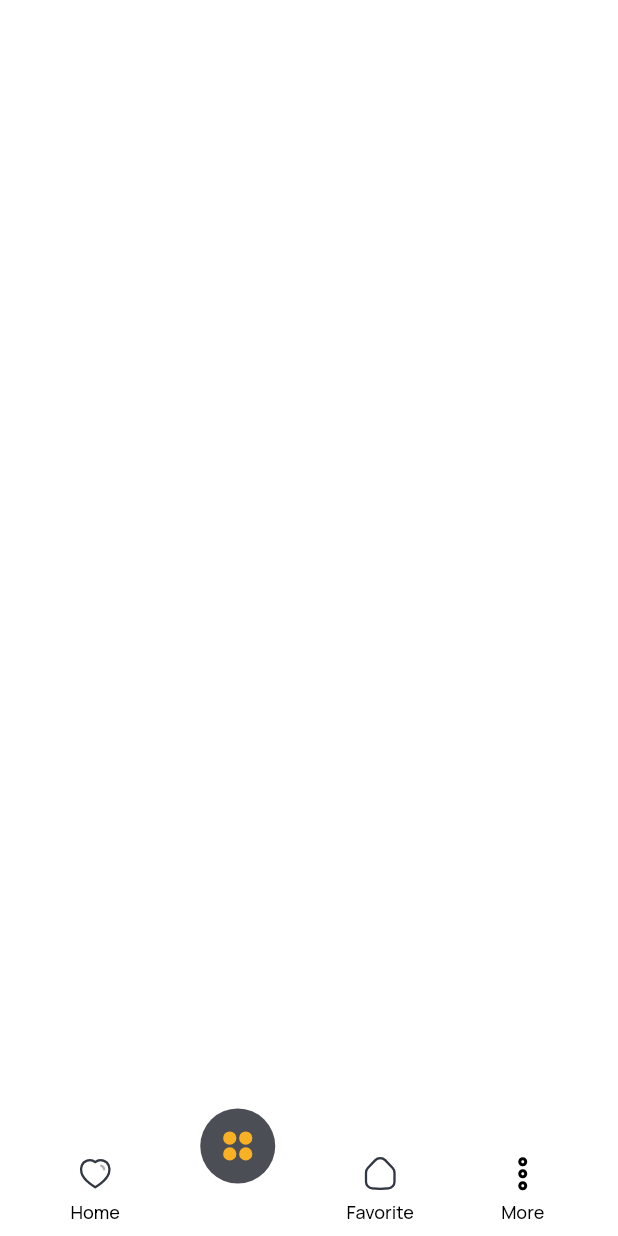
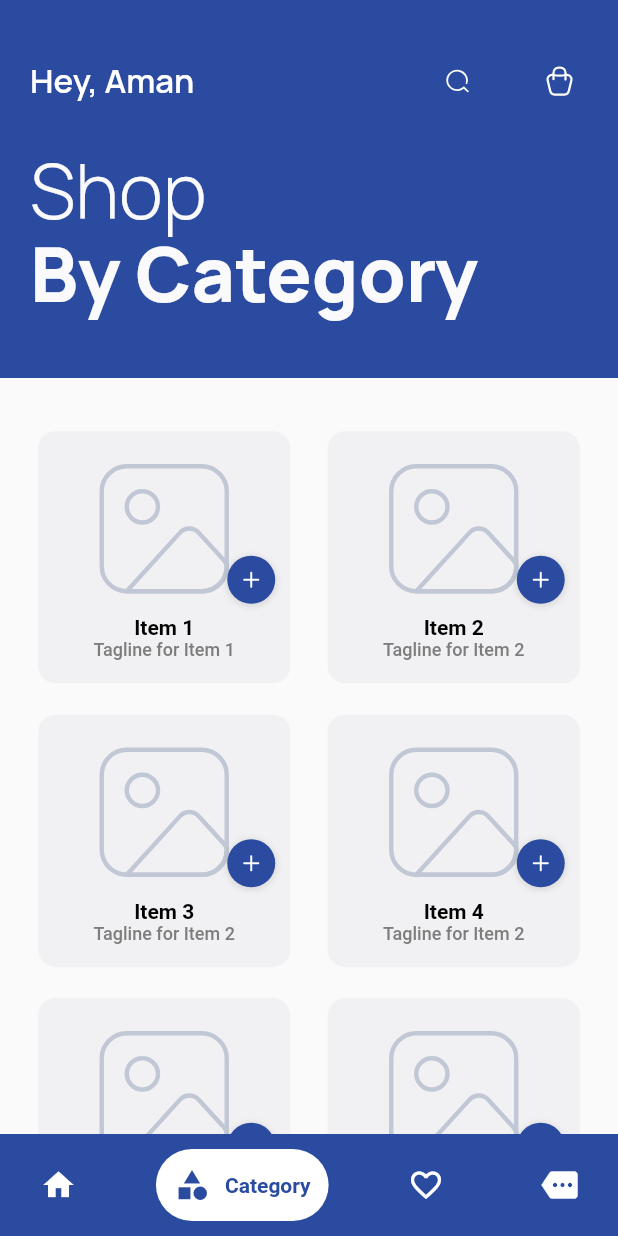
Before and after one commit to Amankhan004/Flutter_Ecommerce_App_UI_Project, a Flutter app: the MainMenuView screen opened directly, item 2 of the bottom bar chosen, on a phone screen of 412 x 824 dp. Run offline on Flutter 3.47's test engine with Material 2 defaults, Android fonts, the light colour scheme and no system bars; drawn by our look-alikes of animated_notch_bottom_bar, google_nav_bar; our stand-ins replace flutter_svg, google_fonts, lottie, smooth_page_indicator.

Commit message:
category_section_added

```diff
--- a/lib/Screens/Intro_Screnn/onboardin_view/widget/get_started_button.dart
+++ b/lib/Screens/Intro_Screnn/onboardin_view/widget/get_started_button.dart
@@ -1,4 +1,4 @@
-import 'package:ecommerce_app_complete_ui_project/Screens/Home_View/home_view.dart';
+import 'package:ecommerce_app_complete_ui_project/Screens/bottom_navbar/bottom_navbar.dart';
 import 'package:flutter/material.dart';
 import 'package:google_fonts/google_fonts.dart';
 
@@ -9,7 +9,7 @@ class GetStartedButton extends StatelessWidget {
   Widget build(BuildContext context) {
     return  GestureDetector(
       onTap: () {
-        Navigator.push(context, MaterialPageRoute(builder: (_)=> const HomeView()));
+        Navigator.push(context, MaterialPageRoute(builder: (_)=> const MainMenuView()));
       },
       child: Container(
          decoration: BoxDecoration(
--- a/lib/Screens/bottom_navbar/bottom_navbar.dart
+++ b/lib/Screens/bottom_navbar/bottom_navbar.dart
@@ -1,8 +1,11 @@
-import 'package:animated_notch_bottom_bar/animated_notch_bottom_bar/animated_notch_bottom_bar.dart';
 import 'package:ecommerce_app_complete_ui_project/Screens/Home_View/home_view.dart';
+import 'package:ecommerce_app_complete_ui_project/Screens/category_View/category_view.dart';
+// import 'package:ecommerce_app_complete_ui_project/Screens/category_View/category_view.dart';
+import 'package:ecommerce_app_complete_ui_project/Screens/randomscreens/screen3.dart';
+import 'package:ecommerce_app_complete_ui_project/Screens/randomscreens/screen4.dart';
 import 'package:ecommerce_app_complete_ui_project/utils/App_colors/colors.dart';
 import 'package:flutter/material.dart';
-import 'package:flutter_svg/svg.dart';
+import 'package:google_nav_bar/google_nav_bar.dart';
 
 class MainMenuView extends StatefulWidget {
   const MainMenuView({super.key});
@@ -12,83 +15,52 @@ class MainMenuView extends StatefulWidget {
 }
 
 class _MainMenuViewState extends State<MainMenuView> {
-  int index = 0; //for bottom navigation bar
-  var currentPage = 0;
-  final _controller = NotchBottomBarController(index: 0);
-  final _pageController = PageController(initialPage: 0);
-  List page = const [
+
+
+
+   int currentIndex = 0;
+  final page  =const [
+
     HomeView(),
-    // CategoryView(),
-    // FavoriteView(),
-    // MoreView(),
+    MyCategoryView(),
+    ScreenThree(),
+    ScreenFour()
+
   ];
 
   @override
   Widget build(BuildContext context) {
     return Scaffold(
+      body:  page[currentIndex],
+      bottomNavigationBar: Container(
+            color: AppColors.lightBlue,
+            child: Padding(
+              padding: const EdgeInsets.symmetric(horizontal: 15, vertical: 10),
+              child: GNav(
+                backgroundColor: AppColors.lightBlue,
+                color: AppColors.white,
+                activeColor: AppColors.lightBlue,
+                tabBackgroundColor: AppColors.white,
+                gap: 10,
+                padding:const EdgeInsets.all(12),
+                 onTabChange: (int newindex) {
+              setState(() {
+                currentIndex = newindex;
+              });
+            },
+                tabs:const [
+                  GButton(icon: Icons.home, text: "Home"),
+                  GButton(icon: Icons.category, text: "Category"),
+                  GButton(icon: Icons.favorite_outline, text: "Favourite"),
+                  GButton(icon: Icons.more, text: "More"),
+                ],
+              ),
+            ),
+          ),
 
-      bottomNavigationBar: AnimatedNotchBottomBar(
-        showShadow: false,
-        removeMargins: true,
-        notchBottomBarController: _controller,
-        durationInMilliSeconds: 300,
-        showLabel: true,
-        itemLabelStyle: const TextStyle(
-            color: Colors.black,
-            fontSize: 12.0,
-            fontFamily: 'Manrope',
-            fontWeight: FontWeight.w500),
-        notchColor: AppColors.textColor.withOpacity(0.8),
-        onTap: (index) {
-          setState(() {
-            _pageController.jumpToPage(index);
-            currentPage = index;
-          });
-        },
-        bottomBarItems: [
-          //Home Screen
-          BottomBarItem(
-            inActiveItem: SvgPicture.asset(
-              "Assets/App_images/HeartUnselected.svg",
-            ),
-            activeItem: SvgPicture.asset(
-              "Assets/App_images/homeSelected.svg",
-            ),
-            itemLabel: 'Home',
-          ),
-          //Category Screen
-          BottomBarItem(
-            inActiveItem: SvgPicture.asset(
-              "Assets/App_images/CategoryUnselected.svg",
-            ),
-            activeItem: SvgPicture.asset(
-              "Assets/App_images/CategorySelected.svg",
-            ),
-            itemLabel: 'Category',
-          ),
-          //Favorite Screen
-          BottomBarItem(
-            inActiveItem: SvgPicture.asset(
-              "Assets/App_images/homeUnselected.svg",
-            ),
-            activeItem: SvgPicture.asset(
-              "Assets/App_images/HeartSelected.svg",
-            ),
-            itemLabel: 'Favorite',
-          ),
-          //Category Screen
-          BottomBarItem(
-            inActiveItem: SvgPicture.asset(
-              "Assets/App_images/moreUnselected.svg",
-            ),
-            activeItem: SvgPicture.asset(
-              "Assets/App_images/moreSelected.svg",
-            ),
-            itemLabel: 'More',
-          ),
-        ],
-      ),
-      backgroundColor: Colors.transparent,
+
     );
+
+
   }
 }
--- /dev/null
+++ b/lib/Screens/category_View/category_view.dart
@@ -0,0 +1,104 @@
+import 'package:ecommerce_app_complete_ui_project/Screens/category_View/widgets/category_offers_view.dart';
+import 'package:ecommerce_app_complete_ui_project/resources/app_Icons.dart';
+import 'package:ecommerce_app_complete_ui_project/utils/App_colors/colors.dart';
+import 'package:flutter/material.dart';
+import 'package:flutter/services.dart';
+import 'package:flutter_svg/svg.dart';
+import 'package:google_fonts/google_fonts.dart';
+
+class MyCategoryView extends StatelessWidget {
+  const MyCategoryView({Key? key}) : super(key: key);
+
+  @override
+  Widget build(BuildContext context) {
+    return SafeArea(
+      child: AnnotatedRegion(
+        value: const SystemUiOverlayStyle(statusBarColor: AppColors.lightBlue),
+        child: Scaffold(
+          body: Column(
+            children: [
+              Container(
+                height: 252,
+                color: AppColors.lightBlue,
+                child: Padding(
+                  padding: const EdgeInsets.fromLTRB(20, 30, 15, 10),
+                  child: Column(
+                    mainAxisAlignment: MainAxisAlignment.spaceBetween,
+                    crossAxisAlignment: CrossAxisAlignment.start,
+                    children: [
+                      Row(
+                        children: [
+                          Text(
+                            "Hey, Aman",
+                            style: GoogleFonts.manrope(
+                              fontSize: 22,
+                              color: Colors.white,
+                              fontWeight: FontWeight.w600,
+                            ),
+                          ),
+                          const Spacer(),
+                          Container(
+                            width: 100,
+                            child: Row(
+                              children: [
+                                SvgPicture.asset(
+                                  "Assets/App_images/Search.svg",
+                                ),
+                                const Spacer(),
+                                IconButton(
+                                  onPressed: () {},
+                                  icon: SvgPicture.asset(AppIcons.cartIcon),
+                                ),
+                              ],
+                            ),
+                          ),
+                        ],
+                      ),
+                      const Padding(
+                        padding: EdgeInsets.only(bottom: 30),
+                        child: Text.rich(
+                          TextSpan(
+                            children: [
+                              TextSpan(
+                                text: 'Shop\n',
+                                style: TextStyle(
+                                  color: Color(0xFFFAFAFC),
+                                  fontSize: 50,
+                                  fontFamily: 'Manrope',
+                                  fontWeight: FontWeight.w300,
+                                  height: 1.5,
+                                ),
+                              ),
+                              TextSpan(
+                                text: 'By Category',
+                                style: TextStyle(
+                                  color: Color(0xFFFAFAFC),
+                                  fontSize: 50,
+                                  fontFamily: 'Manrope',
+                                  fontWeight: FontWeight.w800,
+                                  height: 1,
+                                ),
+                              ),
+                            ],
+                          ),
+                        ),
+                      )
+                    ],
+                  ),
+                ),
+              ),
+             const Expanded(
+                child: SingleChildScrollView(
+                  child: Padding(
+                    padding: EdgeInsets.only(top: 30),
+                    child: CategoryOffers(),
+                  ), // Your CategoryOffers widget here
+                ),
+              ),
+            ],
+          ),
+        ),
+      ),
+    );
+  }
+}
--- /dev/null
+++ b/lib/Screens/category_View/widgets/category_offers_view.dart
@@ -0,0 +1,117 @@
+import 'package:ecommerce_app_complete_ui_project/Data/item_data.dart';
+import 'package:ecommerce_app_complete_ui_project/Screens/category_View/category_item_detail.dart';
+import 'package:ecommerce_app_complete_ui_project/utils/App_colors/colors.dart';
+import 'package:flutter/material.dart';
+import 'package:flutter_svg/flutter_svg.dart';
+
+class CategoryOffers extends StatelessWidget {
+  const CategoryOffers({Key? key});
+
+  @override
+  Widget build(BuildContext context) {
+    return Center(
+      child: Padding(
+        padding: const EdgeInsets.fromLTRB(20, 0, 20, 0),
+        child: GestureDetector(
+          onTap: () {
+            Navigator.push(context, MaterialPageRoute(builder: (_) => const CategoryItemDetails()));
+          },
+          child: GridView.builder(
+            physics: const BouncingScrollPhysics(),
+            shrinkWrap: true,
+            gridDelegate: const SliverGridDelegateWithFixedCrossAxisCount(
+              crossAxisCount: 2, // Number of columns
+              crossAxisSpacing: 14.0, // Spacing between columns
+              mainAxisSpacing: 10.0, // Spacing between rows
+              childAspectRatio: 1, // Adjust this value as needed
+            ),
+            itemCount: itemsList.length,
+            itemBuilder: (context, index) {
+              final item = itemsList[index];
+              return Container(
+                margin: const EdgeInsets.all(5),
+                decoration: BoxDecoration(
+                  borderRadius: BorderRadius.circular(12),
+                  color: Color.fromARGB(255, 241, 241, 243),
+                  border: Border.all(
+                    width: 0.5,
+                    color: const Color(0xFFF7F8FA),
+                  ),
+                ),
+                child: Column(
+                  mainAxisAlignment: MainAxisAlignment.center, // Center vertically
+                  children: [
+                    // Stack to add the plus button
+                    Stack(
+                      alignment: Alignment.bottomRight,
+                      children: [
+                        SizedBox(
+                          height: 100,
+                          width: 800,
+                          child: SvgPicture.asset("Assets/App_images/Image Icon.svg"),
+                        ),
+                        // Circular button with plus icon
+                        Positioned(
+                          bottom: 0,
+                          right: 10,
+                          child: GestureDetector(
+                            onTap: () {
+                              // Handle adding the item to the cart here
+                              // You can use the same onTap logic as in the previous code
+                              // Add item to cart or perform any desired action
+                            },
+                            child: Container(
+                              decoration: BoxDecoration(
+                                shape: BoxShape.circle,
+                                color: AppColors.lightBlue,
+                                boxShadow: [
+                                  BoxShadow(
+                                    color: Colors.black.withOpacity(0.1),
+                                    spreadRadius: 1,
+                                    blurRadius: 3,
+                                    offset: Offset(0, 1),
+                                  ),
+                                ],
+                              ),
+                              child: Padding(
+                                padding: const EdgeInsets.all(8.0),
+                                child: SvgPicture.asset(
+                                  'Assets/App_images/plus-outline (3) 1.svg', // Replace with your SVG image path
+                                  width: 16,
+                                  height: 16,
+                                ),
+                              ),
+                            ),
+                          ),
+                        ),
+                      ],
+                    ),
+                    const SizedBox(
+                      height: 8,
+                    ),
+                    Text(
+                      item.itemName,
+                      style: const TextStyle(
+                        fontSize: 14,
+                        fontWeight: FontWeight.w600,
+                        color: Colors.black, // Text color
+                      ),
+                    ),
+                    Text(
+                      item.tagline,
+                      style: const TextStyle(
+                        fontSize: 12,
+                        fontWeight: FontWeight.w500,
+                        color: Color.fromARGB(255, 126, 125, 125), // Text color
+                      ),
+                    ),
+                  ],
+                ),
+              );
+            },
+          ),
+        ),
+      ),
+    );
+  }
+}
--- a/lib/main.dart
+++ b/lib/main.dart
@@ -12,6 +12,7 @@ class MyApp extends StatelessWidget {
   Widget build(BuildContext context) {
 
     return const MaterialApp(
+
       debugShowCheckedModeBanner: false,
       home:OnBoardingOne() ,
     );
--- a/pubspec.yaml
+++ b/pubspec.yaml
@@ -40,6 +40,7 @@ dependencies:
   lottie: ^2.6.0
   flutter_svg: ^2.0.7
   animated_notch_bottom_bar: ^1.0.0
+  google_nav_bar: ^5.0.6
 
 dev_dependencies:
   flutter_test:
```
Also changed, not shown: lib/Screens/Home_View/home_view.dart (+8 -16 lines), lib/Screens/category_View/category_item_detail.dart (added, +198 -0 lines), lib/Screens/randomscreens/screen2.dart (added, +14 -0 lines), lib/Screens/randomscreens/screen3.dart (added, +14 -0 lines), lib/Screens/randomscreens/screen4.dart (added, +14 -0 lines), lib/resources/items_data.dart (added, +133 -0 lines), Assets/App_images/Image Icon.svg (added), Assets/App_images/Search.svg (added), Assets/App_images/plus-outline (3) 1.svg (added), pubspec.lock.
